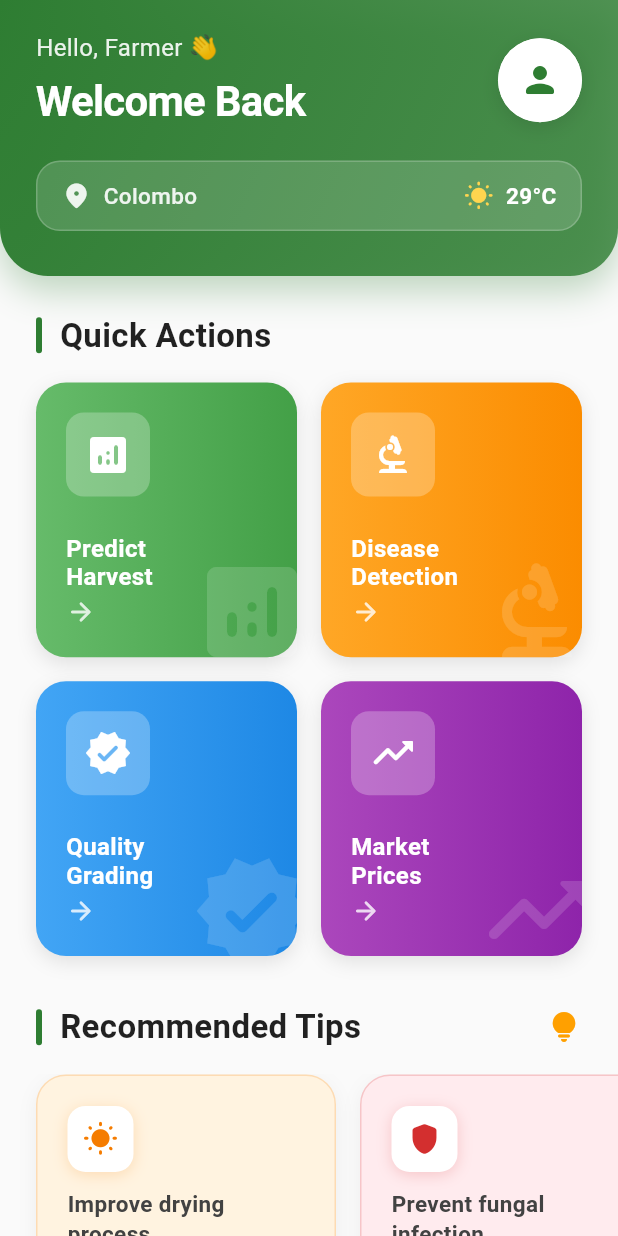
After one commit to JanudiAdhikari/Research-Project, a Flutter app: the FarmerDashboard screen opened directly, on a phone screen of 412 x 824 dp. The commit adds this screen. Run offline on Flutter 3.47's test engine with Material 3 defaults, Android fonts, the phone set to English and light mode, and no system bars; our stand-ins replace camera, cloud_firestore, firebase_auth, firebase_core, firebase_storage, image_picker and 1 more; accounts and stored records are empty; Roboto replaces fonts that are missing (Poppins).

Commit message:
Implement farmer dashboard

```diff
--- /dev/null
+++ b/mobile-app/lib/screens/farmer_dashboard.dart
@@ -0,0 +1,505 @@
+import 'package:flutter/material.dart';
+
+class FarmerDashboard extends StatefulWidget {
+  const FarmerDashboard({super.key});
+
+  @override
+  State<FarmerDashboard> createState() => _FarmerDashboardState();
+}
+
+class _FarmerDashboardState extends State<FarmerDashboard>
+    with SingleTickerProviderStateMixin {
+  late AnimationController _animationController;
+  late Animation<double> _fadeAnimation;
+  late Animation<Offset> _slideAnimation;
+
+  @override
+  void initState() {
+    super.initState();
+
+    _animationController = AnimationController(
+      duration: const Duration(milliseconds: 800),
+      vsync: this,
+    );
+
+    _fadeAnimation = Tween<double>(begin: 0.0, end: 1.0).animate(
+      CurvedAnimation(parent: _animationController, curve: Curves.easeOut),
+    );
+
+    _slideAnimation = Tween<Offset>(
+      begin: const Offset(0, 0.2),
+      end: Offset.zero,
+    ).animate(
+      CurvedAnimation(parent: _animationController, curve: Curves.easeOut),
+    );
+
+    _animationController.forward();
+  }
+
+  @override
+  void dispose() {
+    _animationController.dispose();
+    super.dispose();
+  }
+
+  @override
+  Widget build(BuildContext context) {
+    final primary = const Color(0xFF2E7D32);
+    final lightGreen = const Color(0xFFE8F5E9);
+
+    return Scaffold(
+      backgroundColor: Colors.grey[50],
+      body: SafeArea(
+        child: FadeTransition(
+          opacity: _fadeAnimation,
+          child: SingleChildScrollView(
+            child: Column(
+              crossAxisAlignment: CrossAxisAlignment.start,
+              children: [
+                // Enhanced Header
+                Container(
+                  padding: const EdgeInsets.fromLTRB(24, 20, 24, 30),
+                  decoration: BoxDecoration(
+                    gradient: LinearGradient(
+                      colors: [primary, primary.withOpacity(0.8)],
+                      begin: Alignment.topLeft,
+                      end: Alignment.bottomRight,
+                    ),
+                    borderRadius: const BorderRadius.only(
+                      bottomLeft: Radius.circular(32),
+                      bottomRight: Radius.circular(32),
+                    ),
+                    boxShadow: [
+                      BoxShadow(
+                        color: primary.withOpacity(0.3),
+                        blurRadius: 20,
+                        offset: const Offset(0, 10),
+                      ),
+                    ],
+                  ),
+                  child: Column(
+                    crossAxisAlignment: CrossAxisAlignment.start,
+                    children: [
+                      Row(
+                        mainAxisAlignment: MainAxisAlignment.spaceBetween,
+                        children: [
+                          Column(
+                            crossAxisAlignment: CrossAxisAlignment.start,
+                            children: [
+                              Text(
+                                "Hello, Farmer 👋",
+                                style: TextStyle(
+                                  color: Colors.white.withOpacity(0.9),
+                                  fontSize: 16,
+                                  fontWeight: FontWeight.w400,
+                                ),
+                              ),
+                              const SizedBox(height: 4),
+                              const Text(
+                                "Welcome Back",
+                                style: TextStyle(
+                                  color: Colors.white,
+                                  fontSize: 28,
+                                  fontWeight: FontWeight.w700,
+                                  letterSpacing: -0.5,
+                                ),
+                              ),
+                            ],
+                          ),
+                          Container(
+                            decoration: BoxDecoration(
+                              color: Colors.white,
+                              shape: BoxShape.circle,
+                              boxShadow: [
+                                BoxShadow(
+                                  color: Colors.black.withOpacity(0.1),
+                                  blurRadius: 10,
+                                  offset: const Offset(0, 4),
+                                ),
+                              ],
+                            ),
+                            child: CircleAvatar(
+                              radius: 28,
+                              backgroundColor: Colors.white,
+                              child: Icon(
+                                Icons.person_rounded,
+                                color: primary,
+                                size: 28,
+                              ),
+                            ),
+                          ),
+                        ],
+                      ),
+                      const SizedBox(height: 20),
+                      Container(
+                        padding: const EdgeInsets.symmetric(
+                          horizontal: 16,
+                          vertical: 12,
+                        ),
+                        decoration: BoxDecoration(
+                          color: Colors.white.withOpacity(0.15),
+                          borderRadius: BorderRadius.circular(16),
+                          border: Border.all(
+                            color: Colors.white.withOpacity(0.2),
+                            width: 1,
+                          ),
+                        ),
+                        child: Row(
+                          children: [
+                            Icon(
+                              Icons.location_on_rounded,
+                              color: Colors.white.withOpacity(0.9),
+                              size: 20,
+                            ),
+                            const SizedBox(width: 8),
+                            Text(
+                              "Colombo",
+                              style: TextStyle(
+                                color: Colors.white.withOpacity(0.9),
+                                fontSize: 15,
+                                fontWeight: FontWeight.w500,
+                              ),
+                            ),
+                            const Spacer(),
+                            Icon(
+                              Icons.wb_sunny_rounded,
+                              color: Colors.amber[300],
+                              size: 20,
+                            ),
+                            const SizedBox(width: 8),
+                            const Text(
+                              "29°C",
+                              style: TextStyle(
+                                color: Colors.white,
+                                fontSize: 15,
+                                fontWeight: FontWeight.w600,
+                              ),
+                            ),
+                          ],
+                        ),
+                      ),
+                    ],
+                  ),
+                ),
+
+                const SizedBox(height: 24),
+
+                // Section Title
+                Padding(
+                  padding: const EdgeInsets.symmetric(horizontal: 24),
+                  child: Row(
+                    children: [
+                      Container(
+                        width: 4,
+                        height: 24,
+                        decoration: BoxDecoration(
+                          color: primary,
+                          borderRadius: BorderRadius.circular(2),
+                        ),
+                      ),
+                      const SizedBox(width: 12),
+                      const Text(
+                        "Quick Actions",
+                        style: TextStyle(
+                          fontSize: 22,
+                          fontWeight: FontWeight.w700,
+                          color: Colors.black87,
+                        ),
+                      ),
+                    ],
+                  ),
+                ),
+
+                const SizedBox(height: 16),
+
+                // Enhanced Quick Action Grid
+                SlideTransition(
+                  position: _slideAnimation,
+                  child: Padding(
+                    padding: const EdgeInsets.symmetric(horizontal: 24),
+                    child: GridView.count(
+                      crossAxisCount: 2,
+                      shrinkWrap: true,
+                      crossAxisSpacing: 16,
+                      mainAxisSpacing: 16,
+                      childAspectRatio: 0.95,
+                      physics: const NeverScrollableScrollPhysics(),
+                      children: [
+                        _featureCard(
+                          context,
+                          title: "Predict\nHarvest",
+                          icon: Icons.analytics_rounded,
+                          gradient: LinearGradient(
+                            colors: [
+                              Colors.green.shade400,
+                              Colors.green.shade600,
+                            ],
+                          ),
+                          onTap: () {
+                            // TODO: Navigate to harvest prediction
+                          },
+                        ),
+                        _featureCard(
+                          context,
+                          title: "Disease\nDetection",
+                          icon: Icons.biotech_rounded,
+                          gradient: LinearGradient(
+                            colors: [
+                              Colors.orange.shade400,
+                              Colors.orange.shade600,
+                            ],
+                          ),
+                          onTap: () {
+                            // TODO: Navigate to disease detection
+                          },
+                        ),
+                        _featureCard(
+                          context,
+                          title: "Quality\nGrading",
+                          icon: Icons.verified_rounded,
+                          gradient: LinearGradient(
+                            colors: [
+                              Colors.blue.shade400,
+                              Colors.blue.shade600,
+                            ],
+                          ),
+                          onTap: () {
+                            // TODO: Navigate to quality grading
+                          },
+                        ),
+                        _featureCard(
+                          context,
+                          title: "Market\nPrices",
+                          icon: Icons.trending_up_rounded,
+                          gradient: LinearGradient(
+                            colors: [
+                              Colors.purple.shade400,
+                              Colors.purple.shade600,
+                            ],
+                          ),
+                          onTap: () {
+                            // TODO: Navigate to market module
+                          },
+                        ),
+                      ],
+                    ),
+                  ),
+                ),
+
+                const SizedBox(height: 32),
+
+                // Tips Section Header
+                Padding(
+                  padding: const EdgeInsets.symmetric(horizontal: 24),
+                  child: Row(
+                    children: [
+                      Container(
+                        width: 4,
+                        height: 24,
+                        decoration: BoxDecoration(
+                          color: primary,
+                          borderRadius: BorderRadius.circular(2),
+                        ),
+                      ),
+                      const SizedBox(width: 12),
+                      const Text(
+                        "Recommended Tips",
+                        style: TextStyle(
+                          fontSize: 22,
+                          fontWeight: FontWeight.w700,
+                          color: Colors.black87,
+                        ),
+                      ),
+                      const Spacer(),
+                      Icon(
+                        Icons.lightbulb_rounded,
+                        color: Colors.amber[700],
+                        size: 24,
+                      ),
+                    ],
+                  ),
+                ),
+
+                const SizedBox(height: 16),
+
+                // Enhanced Tips Cards
+                SizedBox(
+                  height: 140,
+                  child: ListView(
+                    scrollDirection: Axis.horizontal,
+                    padding: const EdgeInsets.symmetric(horizontal: 24),
+                    children: [
+                      _tipCard(
+                        "Improve drying process",
+                        Icons.wb_sunny_rounded,
+                        Colors.orange.shade50,
+                        Colors.orange.shade700,
+                      ),
+                      _tipCard(
+                        "Prevent fungal infection",
+                        Icons.shield_rounded,
+                        Colors.red.shade50,
+                        Colors.red.shade700,
+                      ),
+                      _tipCard(
+                        "Enhance soil nutrients",
+                        Icons.eco_rounded,
+                        Colors.green.shade50,
+                        Colors.green.shade700,
+                      ),
+                      _tipCard(
+                        "Optimize irrigation",
+                        Icons.water_drop_rounded,
+                        Colors.blue.shade50,
+                        Colors.blue.shade700,
+                      ),
+                    ],
+                  ),
+                ),
+
+                const SizedBox(height: 24),
+              ],
+            ),
+          ),
+        ),
+      ),
+    );
+  }
+
+  Widget _featureCard(
+    BuildContext context, {
+    required String title,
+    required IconData icon,
+    required Gradient gradient,
+    required Function onTap,
+  }) {
+    return Material(
+      color: Colors.transparent,
+      child: InkWell(
+        onTap: () => onTap(),
+        borderRadius: BorderRadius.circular(20),
+        child: Container(
+          decoration: BoxDecoration(
+            gradient: gradient,
+            borderRadius: BorderRadius.circular(20),
+            boxShadow: [
+              BoxShadow(
+                color: Colors.black.withOpacity(0.1),
+                blurRadius: 10,
+                offset: const Offset(0, 4),
+              ),
+            ],
+          ),
+          child: Stack(
+            children: [
+              // Background pattern
+              Positioned(
+                right: -10,
+                bottom: -10,
+                child: Icon(
+                  icon,
+                  size: 80,
+                  color: Colors.white.withOpacity(0.15),
+                ),
+              ),
+              // Content
+              Padding(
+                padding: const EdgeInsets.all(20),
+                child: Column(
+                  crossAxisAlignment: CrossAxisAlignment.start,
+                  children: [
+                    Container(
+                      padding: const EdgeInsets.all(12),
+                      decoration: BoxDecoration(
+                        color: Colors.white.withOpacity(0.25),
+                        borderRadius: BorderRadius.circular(12),
+                      ),
+                      child: Icon(
+                        icon,
+                        size: 32,
+                        color: Colors.white,
+                      ),
+                    ),
+                    const Spacer(),
+                    Text(
+                      title,
+                      style: const TextStyle(
+                        fontSize: 16,
+                        fontWeight: FontWeight.w700,
+                        color: Colors.white,
+                        height: 1.2,
+                      ),
+                    ),
+                    const SizedBox(height: 4),
+                    Icon(
+                      Icons.arrow_forward_rounded,
+                      color: Colors.white.withOpacity(0.8),
+                      size: 20,
+                    ),
+                  ],
+                ),
+              ),
+            ],
+          ),
+        ),
+      ),
+    );
+  }
+
+  Widget _tipCard(String text, IconData icon, Color bgColor, Color iconColor) {
+    return Container(
+      margin: const EdgeInsets.only(right: 16),
+      padding: const EdgeInsets.all(20),
+      width: 200,
+      decoration: BoxDecoration(
+        color: bgColor,
+        borderRadius: BorderRadius.circular(20),
+        border: Border.all(
+          color: iconColor.withOpacity(0.2),
+          width: 1,
+        ),
+        boxShadow: [
+          BoxShadow(
+            color: Colors.black.withOpacity(0.05),
+            blurRadius: 10,
+            offset: const Offset(0, 4),
+          ),
+        ],
+      ),
+      child: Column(
+        crossAxisAlignment: CrossAxisAlignment.start,
+        children: [
+          Container(
+            padding: const EdgeInsets.all(10),
+            decoration: BoxDecoration(
+              color: Colors.white,
+              borderRadius: BorderRadius.circular(12),
+              boxShadow: [
+                BoxShadow(
+                  color: iconColor.withOpacity(0.2),
+                  blurRadius: 8,
+                  offset: const Offset(0, 2),
+                ),
+              ],
+            ),
+            child: Icon(
+              icon,
+              color: iconColor,
+              size: 24,
+            ),
+          ),
+          const SizedBox(height: 12),
+          Text(
+            text,
+            style: TextStyle(
+              fontWeight: FontWeight.w600,
+              fontSize: 15,
+              color: Colors.grey[800],
+              height: 1.3,
+            ),
+          ),
+        ],
+      ),
+    );
+  }
+}
--- a/mobile-app/lib/screens/login_page.dart
+++ b/mobile-app/lib/screens/login_page.dart
@@ -1,5 +1,6 @@
 import 'package:flutter/material.dart';
 import '../services/auth_service.dart';
+import 'farmer_dashboard.dart';
 import 'forgot_password_page.dart';
 import 'home_screen.dart';
 import 'signup_page.dart';
@@ -39,12 +40,10 @@ class _LoginPageState extends State<LoginPage>
       CurvedAnimation(parent: _animationController, curve: Curves.easeOut),
     );
 
-    _slideAnimation = Tween<Offset>(
-      begin: const Offset(0, 0.3),
-      end: Offset.zero,
-    ).animate(
-      CurvedAnimation(parent: _animationController, curve: Curves.easeOut),
-    );
+    _slideAnimation =
+        Tween<Offset>(begin: const Offset(0, 0.3), end: Offset.zero).animate(
+          CurvedAnimation(parent: _animationController, curve: Curves.easeOut),
+        );
 
     _animationController.forward();
 
@@ -104,9 +103,13 @@ class _LoginPageState extends State<LoginPage>
 
       if (user != null) {
         // Navigate to home screen
+        // Navigator.pushReplacement(
+        //   context,
+        //   MaterialPageRoute(builder: (_) => HomeScreen(user: user)),
+        // );
         Navigator.pushReplacement(
           context,
-          MaterialPageRoute(builder: (_) => HomeScreen(user: user)),
+          MaterialPageRoute(builder: (_) => const FarmerDashboard()),
         );
       } else {
         ScaffoldMessenger.of(context).showSnackBar(
@@ -239,13 +242,16 @@ class _LoginPageState extends State<LoginPage>
                               ),
                               enabledBorder: OutlineInputBorder(
                                 borderRadius: BorderRadius.circular(12),
-                                borderSide:
-                                    BorderSide(color: Colors.grey.shade300),
+                                borderSide: BorderSide(
+                                  color: Colors.grey.shade300,
+                                ),
                               ),
                               focusedBorder: OutlineInputBorder(
                                 borderRadius: BorderRadius.circular(12),
-                                borderSide:
-                                    BorderSide(color: primary, width: 2),
+                                borderSide: BorderSide(
+                                  color: primary,
+                                  width: 2,
+                                ),
                               ),
                             ),
                           ),
@@ -298,13 +304,16 @@ class _LoginPageState extends State<LoginPage>
                               ),
                               enabledBorder: OutlineInputBorder(
                                 borderRadius: BorderRadius.circular(12),
-                                borderSide:
-                                    BorderSide(color: Colors.grey.shade300),
+                                borderSide: BorderSide(
+                                  color: Colors.grey.shade300,
+                                ),
                               ),
                               focusedBorder: OutlineInputBorder(
                                 borderRadius: BorderRadius.circular(12),
-                                borderSide:
-                                    BorderSide(color: primary, width: 2),
+                                borderSide: BorderSide(
+                                  color: primary,
+                                  width: 2,
+                                ),
                               ),
                             ),
                           ),
@@ -426,9 +435,7 @@ class _LoginPageState extends State<LoginPage>
                       // Divider with "OR"
                       Row(
                         children: [
-                          Expanded(
-                            child: Divider(color: Colors.grey.shade300),
-                          ),
+                          Expanded(child: Divider(color: Colors.grey.shade300)),
                           Padding(
                             padding: const EdgeInsets.symmetric(horizontal: 16),
                             child: Text(
@@ -439,9 +446,7 @@ class _LoginPageState extends State<LoginPage>
                               ),
                             ),
                           ),
-                          Expanded(
-                            child: Divider(color: Colors.grey.shade300),
-                          ),
+                          Expanded(child: Divider(color: Colors.grey.shade300)),
                         ],
                       ),
 
```
